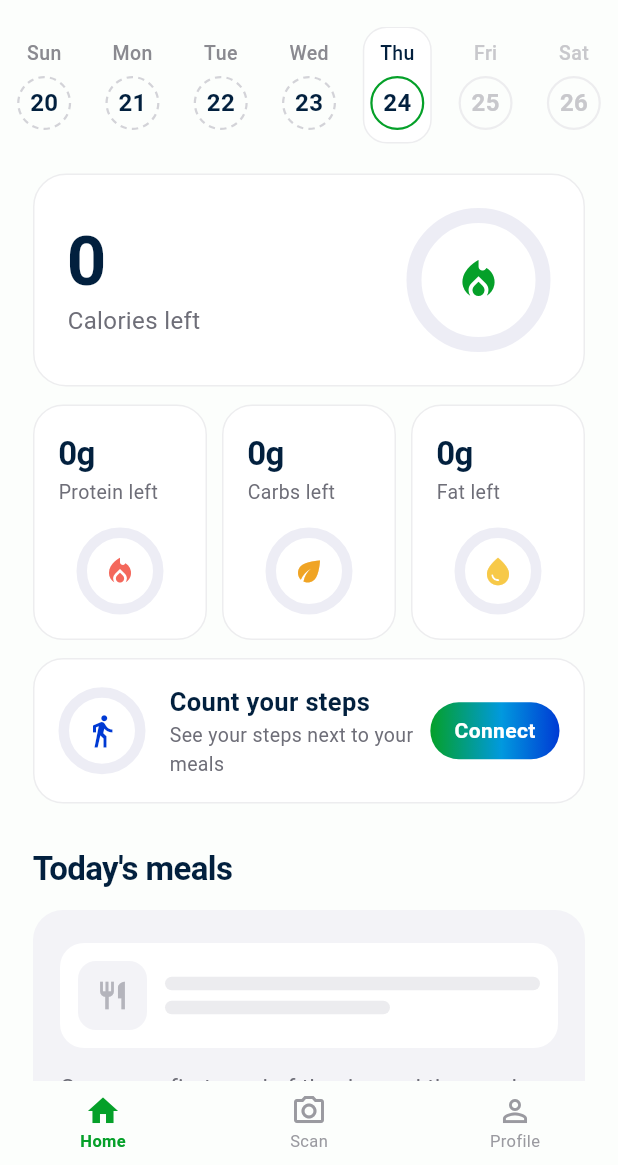
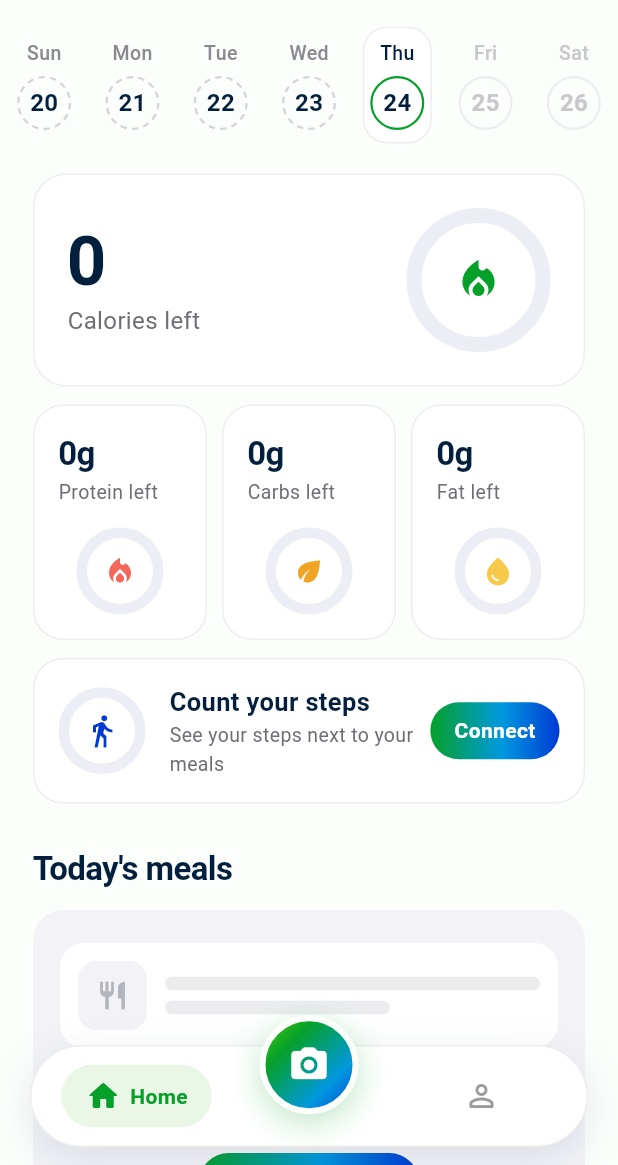
Before and after one commit to KhalidMohomud/NutriStep-AI, a Flutter app: the HomeScreen screen opened by its route, on a phone screen of 412 x 824 dp, the part 71-1236 px from its top. Run offline on Flutter 3.47's test engine with Material 3 defaults, Android fonts, the phone set to English and light mode, and no system bars; our stand-ins replace camera, flutter_image_compress, go_router, google_sign_in, image_picker, pedometer and 3 more; missing offline and left inert: health; accounts and stored records are empty.

Commit message:
update ux design navifaction

```diff
--- a/lib/screens/app_shell.dart
+++ b/lib/screens/app_shell.dart
@@ -1,8 +1,14 @@
+import 'dart:math';
+
 import 'package:flutter/material.dart';
 import 'package:go_router/go_router.dart';
 
 import '../theme/app_colors.dart';
+import '../widgets/pressable.dart';
 import 'scan_screen.dart';
+
+const _barHeight = 68.0;
+const _scanSize = 66.0;
 
 /// The three tabs. An indexed stack, so Home stays mounted behind Scan and Profile.
 class AppShell extends StatelessWidget {
@@ -20,45 +26,96 @@ class AppShell extends StatelessWidget {
       (_) => scanTabActive.value = dark,
     );
 
+    void go(int i) =>
+        shell.goBranch(i, initialLocation: i == shell.currentIndex);
+
     return Scaffold(
+      // content runs under the floating bar; screens pad by MediaQuery's bottom
+      extendBody: true,
       body: shell,
-      bottomNavigationBar: DecoratedBox(
-        decoration: BoxDecoration(
-          border: Border(
-            top: BorderSide(
-              color: dark ? const Color(0xFF14223F) : AppColors.divider,
+      bottomNavigationBar: _TabBar(
+        index: shell.currentIndex,
+        dark: dark,
+        onTap: go,
+      ),
+    );
+  }
+}
+
+/// A floating pill with Home and Profile, and Scan as a raised gradient button
+/// in the middle — it's the one thing the app is for.
+class _TabBar extends StatelessWidget {
+  const _TabBar({required this.index, required this.dark, required this.onTap});
+
+  final int index;
+  final bool dark;
+  final ValueChanged<int> onTap;
+
+  @override
+  Widget build(BuildContext context) {
+    final bottom = max(MediaQuery.paddingOf(context).bottom, 12.0);
+
+    return Padding(
+      padding: EdgeInsets.fromLTRB(20, 0, 20, bottom),
+      child: SizedBox(
+        height: _barHeight + _scanSize * 0.3,
+        child: Stack(
+          alignment: Alignment.bottomCenter,
+          clipBehavior: Clip.none,
+          children: [
+            AnimatedContainer(
+              duration: const Duration(milliseconds: 250),
+              height: _barHeight,
+              decoration: BoxDecoration(
+                color: dark ? const Color(0xFF14223F) : AppColors.card,
+                borderRadius: BorderRadius.circular(_barHeight / 2),
+                border: Border.all(
+                  color: dark ? const Color(0xFF1E2F52) : AppColors.border,
+                ),
+                boxShadow: [
+                  BoxShadow(
+                    color: dark
+                        ? const Color(0x66000000)
+                        : const Color(0x1A02203E),
+                    blurRadius: 24,
+                    offset: const Offset(0, 8),
+                  ),
+                ],
+              ),
+              child: Row(
+                children: [
+                  Expanded(
+                    child: _Tab(
+                      icon: Icons.home_outlined,
+                      activeIcon: Icons.home_rounded,
+                      label: 'Home',
+                      selected: index == 0,
+                      dark: dark,
+                      onTap: () => onTap(0),
+                    ),
+                  ),
+                  // room for the scan button
+                  const SizedBox(width: _scanSize + 24),
+                  Expanded(
+                    child: _Tab(
+                      icon: Icons.person_outline_rounded,
+                      activeIcon: Icons.person_rounded,
+                      label: 'Profile',
+                      selected: index == 2,
+                      dark: dark,
+                      onTap: () => onTap(2),
+                    ),
+                  ),
+                ],
+              ),
             ),
-          ),
-        ),
-        child: BottomNavigationBar(
-          currentIndex: shell.currentIndex,
-          onTap: (i) =>
-              shell.goBranch(i, initialLocation: i == shell.currentIndex),
-          type: BottomNavigationBarType.fixed,
-          elevation: 0,
-          backgroundColor: dark ? scanBackground : AppColors.background,
-          selectedItemColor: dark ? AppColors.brandLeaf : AppColors.brandGreen,
-          unselectedItemColor: dark
-              ? const Color(0xFF6B7690)
-              : AppColors.iconInactive,
-          selectedFontSize: 11,
-          unselectedFontSize: 11,
-          selectedLabelStyle: const TextStyle(fontWeight: FontWeight.w600),
-          items: const [
-            BottomNavigationBarItem(
-              icon: Icon(Icons.home_outlined),
-              activeIcon: Icon(Icons.home),
-              label: 'Home',
-            ),
-            BottomNavigationBarItem(
-              icon: Icon(Icons.photo_camera_outlined),
-              activeIcon: Icon(Icons.photo_camera),
-              label: 'Scan',
-            ),
-            BottomNavigationBarItem(
-              icon: Icon(Icons.person_outline),
-              activeIcon: Icon(Icons.person),
-              label: 'Profile',
+            Positioned(
+              top: 0,
+              child: _ScanButton(
+                selected: index == 1,
+                dark: dark,
+                onTap: () => onTap(1),
+              ),
             ),
           ],
         ),
@@ -66,3 +123,136 @@ class AppShell extends StatelessWidget {
     );
   }
 }
+
+class _Tab extends StatelessWidget {
+  const _Tab({
+    required this.icon,
+    required this.activeIcon,
+    required this.label,
+    required this.selected,
+    required this.dark,
+    required this.onTap,
+  });
+
+  final IconData icon;
+  final IconData activeIcon;
+  final String label;
+  final bool selected;
+  final bool dark;
+  final VoidCallback onTap;
+
+  @override
+  Widget build(BuildContext context) {
+    final active = dark ? Colors.white : AppColors.brandGreen;
+    final idle = dark ? const Color(0xFF7D89A3) : AppColors.iconInactive;
+
+    return Pressable(
+      onTap: onTap,
+      child: Center(
+        child: AnimatedContainer(
+          duration: const Duration(milliseconds: 220),
+          curve: Curves.easeOut,
+          padding: EdgeInsets.symmetric(
+            horizontal: selected ? 16 : 10,
+            vertical: 9,
+          ),
+          decoration: BoxDecoration(
+            color: selected
+                ? (dark
+                      ? Colors.white.withValues(alpha: 0.10)
+                      : AppColors.brandGreenTint)
+                : Colors.transparent,
+            borderRadius: BorderRadius.circular(22),
+          ),
+          child: Row(
+            mainAxisSize: MainAxisSize.min,
+            children: [
+              Icon(
+                selected ? activeIcon : icon,
+                size: 24,
+                color: selected ? active : idle,
+              ),
+              // the label shows on the selected tab only — calmer, and roomier
+              AnimatedSize(
+                duration: const Duration(milliseconds: 220),
+                curve: Curves.easeOut,
+                child: selected
+                    ? Padding(
+                        padding: const EdgeInsets.only(left: 6),
+                        child: Text(
+                          label,
+                          style: TextStyle(
+                            fontSize: 14,
+                            fontWeight: FontWeight.w700,
+                            color: active,
+                          ),
+                        ),
+                      )
+                    : const SizedBox.shrink(),
+              ),
+            ],
+          ),
+        ),
+      ),
+    );
+  }
+}
+
+class _ScanButton extends StatelessWidget {
+  const _ScanButton({
+    required this.selected,
+    required this.dark,
+    required this.onTap,
+  });
+
+  final bool selected;
+  final bool dark;
+  final VoidCallback onTap;
+
+  @override
+  Widget build(BuildContext context) {
+    return Pressable(
+      onTap: onTap,
+      pressedOpacity: 0.8,
+      child: AnimatedScale(
+        scale: selected ? 1.06 : 1,
+        duration: const Duration(milliseconds: 200),
+        child: Container(
+          width: _scanSize,
+          height: _scanSize,
+          decoration: BoxDecoration(
+            shape: BoxShape.circle,
+            gradient: const LinearGradient(
+              begin: Alignment.topLeft,
+              end: Alignment.bottomRight,
+              colors: [
+                AppColors.brandLeaf,
+                AppColors.brandGreen,
+                AppColors.brandAzure,
+                AppColors.brandBlue,
+              ],
+              stops: [0, 0.3, 0.7, 1],
+            ),
+            // a ring in the page colour, so the button sits "in" the bar
+            border: Border.all(
+              color: dark ? scanBackground : AppColors.background,
+              width: 4,
+            ),
+            boxShadow: const [
+              BoxShadow(
+                color: Color(0x4005A029),
+                blurRadius: 18,
+                offset: Offset(0, 6),
+              ),
+            ],
+          ),
+          child: const Icon(
+            Icons.photo_camera_rounded,
+            size: 28,
+            color: Colors.white,
+          ),
+        ),
+      ),
+    );
+  }
+}
--- a/lib/screens/home_screen.dart
+++ b/lib/screens/home_screen.dart
@@ -97,7 +97,10 @@ class _HomeScreenState extends State<HomeScreen> with WidgetsBindingObserver {
       body: SafeArea(
         bottom: false,
         child: ListView(
-          padding: const EdgeInsets.only(bottom: 28),
+          // clear the floating tab bar (the Scaffold folds it into this padding)
+          padding: EdgeInsets.only(
+            bottom: MediaQuery.paddingOf(context).bottom + 20,
+          ),
           children: [
             Padding(
               padding: const EdgeInsets.fromLTRB(22, 10, 22, 0),
--- a/lib/screens/profile_screen.dart
+++ b/lib/screens/profile_screen.dart
@@ -95,7 +95,10 @@ class ProfileScreen extends StatelessWidget {
       body: SafeArea(
         bottom: false,
         child: ListView(
-          padding: const EdgeInsets.only(bottom: 28),
+          // clear the floating tab bar (the Scaffold folds it into this padding)
+          padding: EdgeInsets.only(
+            bottom: MediaQuery.paddingOf(context).bottom + 20,
+          ),
           children: [
             const Padding(
               padding: EdgeInsets.fromLTRB(22, 10, 22, 0),
@@ -672,7 +675,10 @@ class PersonalDetailsScreen extends StatelessWidget {
       backgroundColor: _groupedBackground,
       body: SafeArea(
         child: ListView(
-          padding: const EdgeInsets.only(bottom: 28),
+          // clear the floating tab bar (the Scaffold folds it into this padding)
+          padding: EdgeInsets.only(
+            bottom: MediaQuery.paddingOf(context).bottom + 20,
+          ),
           children: [
             Padding(
               padding: const EdgeInsetsDirectional.only(start: 22, top: 4),
```
Also changed, not shown: 1 other file.
